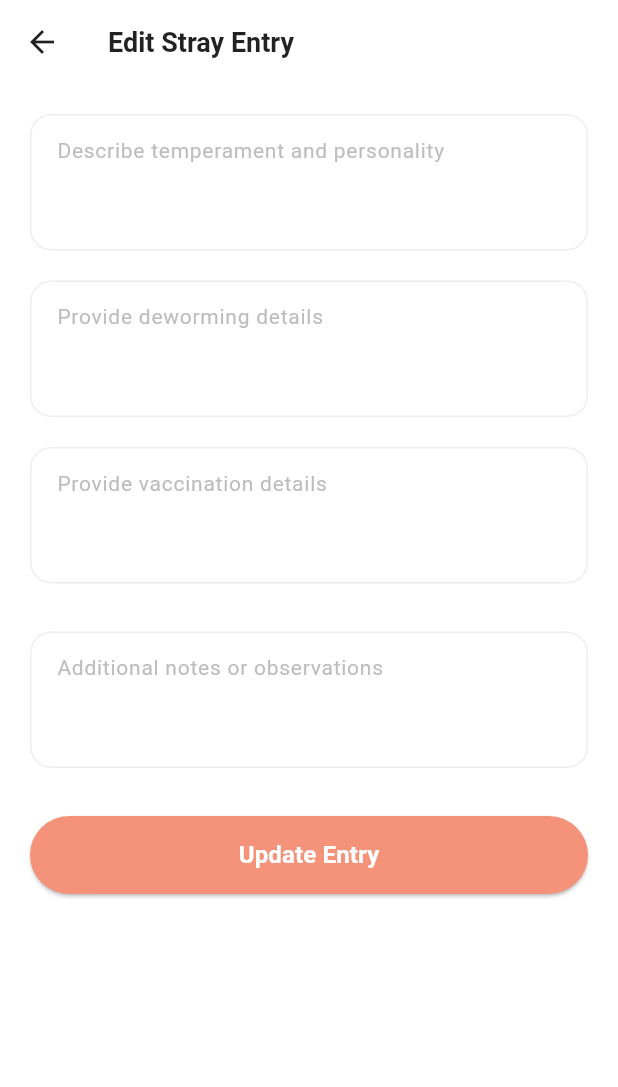
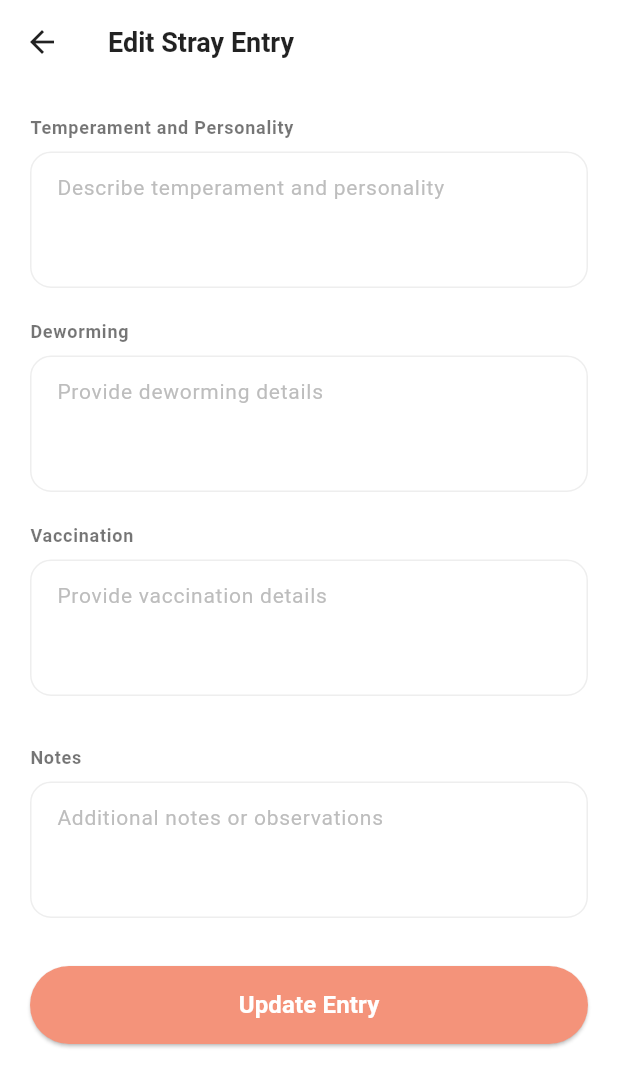
Before and after one commit to smcdelacruz/CMSC156-Embark-App, a Flutter app: the EditEntryStep2 screen opened directly with empty values, on a phone screen of 412 x 824 dp. Shown: the top 1087 px of the screen. Run offline on Flutter 3.47's test engine with Material 3 defaults, Android fonts, the phone set to English and light mode, and no system bars; our stand-ins replace file_picker, google_fonts, image_picker, like_button, shared_preferences; accounts and stored records are empty.

Commit message:
small ui fixes

```diff
--- a/lib/models/stray_storage.dart
+++ b/lib/models/stray_storage.dart
@@ -43,7 +43,11 @@ class StrayStorage {
   static Future<void> saveStrays(List<Stray> strays) async {
     final file = await getDatabaseFile();
     final jsonList = strays.map((s) => s.toMap()).toList();
-    await file.writeAsString(jsonEncode(jsonList));
+
+    const encoder = JsonEncoder.withIndent('  '); // 2 spaces
+    final prettyJson = encoder.convert(jsonList);
+
+    await file.writeAsString(prettyJson);
   }
 
   /// Add a new stray
--- a/lib/screens/feature_page/edit_entry_two.dart
+++ b/lib/screens/feature_page/edit_entry_two.dart
@@ -28,9 +28,7 @@ class _EditEntryStep2State extends State<EditEntryStep2> {
     vaccinationController = TextEditingController(
       text: widget.form.vaccination,
     );
-    notesController = TextEditingController(
-      text: widget.form.notes,
-    );
+    notesController = TextEditingController(text: widget.form.notes);
   }
 
   Future<void> _updateStray() async {
@@ -89,21 +87,63 @@ class _EditEntryStep2State extends State<EditEntryStep2> {
         child: Column(
           crossAxisAlignment: CrossAxisAlignment.start,
           children: [
+            const Text(
+              "Temperament and Personality",
+              style: TextStyle(
+                fontSize: 12,
+                fontWeight: FontWeight.w600,
+                color: Colors.black54,
+                letterSpacing: 0.5,
+              ),
+            ),
+            const SizedBox(height: 8),
             _MultilineField(
               controller: temperamentController,
               hint: "Describe temperament and personality",
             ),
             const SizedBox(height: 20),
+
+            const Text(
+              "Deworming",
+              style: TextStyle(
+                fontSize: 12,
+                fontWeight: FontWeight.w600,
+                color: Colors.black54,
+                letterSpacing: 0.5,
+              ),
+            ),
+            const SizedBox(height: 8),
             _MultilineField(
               controller: dewormingController,
               hint: "Provide deworming details",
             ),
             const SizedBox(height: 20),
+
+            const Text(
+              "Vaccination",
+              style: TextStyle(
+                fontSize: 12,
+                fontWeight: FontWeight.w600,
+                color: Colors.black54,
+                letterSpacing: 0.5,
+              ),
+            ),
+            const SizedBox(height: 8),
             _MultilineField(
               controller: vaccinationController,
               hint: "Provide vaccination details",
             ),
             const SizedBox(height: 32),
+            const Text(
+              "Notes",
+              style: TextStyle(
+                fontSize: 12,
+                fontWeight: FontWeight.w600,
+                color: Colors.black54,
+                letterSpacing: 0.5,
+              ),
+            ),
+            const SizedBox(height: 8),
             _MultilineField(
               controller: notesController,
               hint: "Additional notes or observations",
```
Also changed, not shown: lib/screens/stray_checklist/checklist.dart (+0 -14 lines), pubspec.lock.
